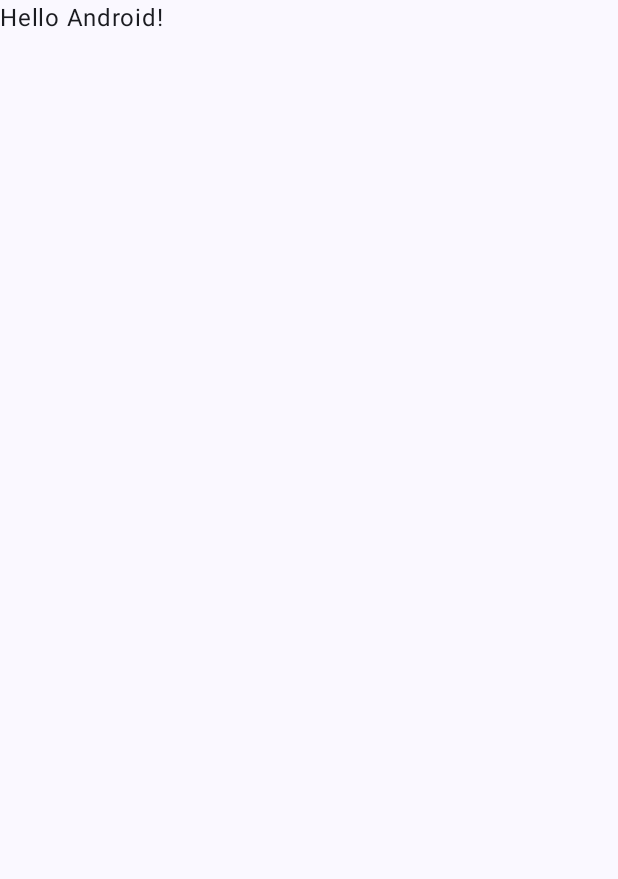
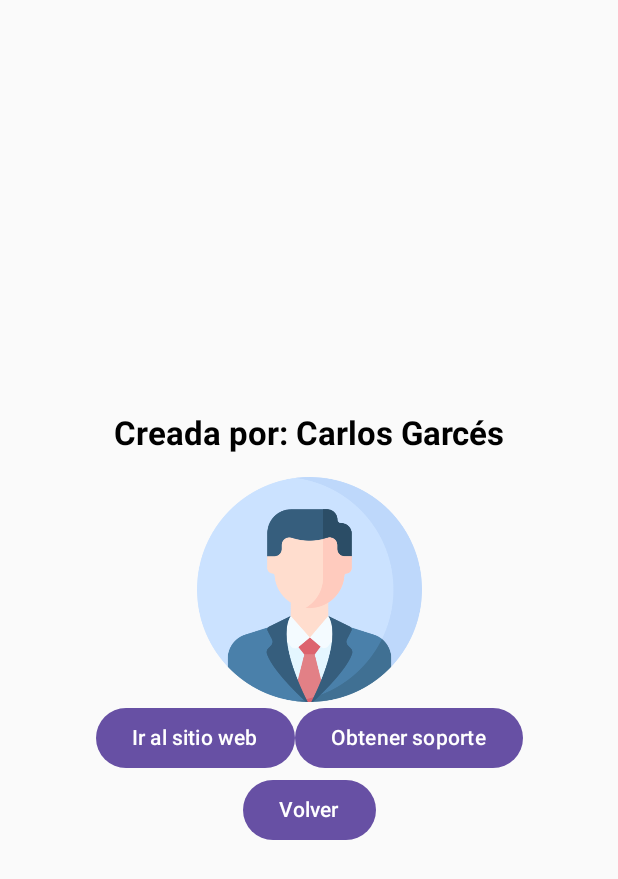
Before and after one commit to CGarces/PMDM_UD02, an Android app built with Jetpack Compose: the screen it shows after launch (MainActivity), on a phone screen of 412 x 824 dp. Before the commit the part shown is almost empty. Shown: the top 879 px of the screen. Run offline under Robolectric (Android 15) with nearby library versions, the phone set to English and light mode, and no system bars.

Commit message:
Ejercicio 6. Añadiendo contenido a la pantalla

```diff
--- a/app/src/main/java/com/campusdigitalfp/filmoteca/MainActivity.kt
+++ b/app/src/main/java/com/campusdigitalfp/filmoteca/MainActivity.kt
@@ -1,47 +1,92 @@
 package com.campusdigitalfp.filmoteca
 
+import android.content.Context
 import android.os.Bundle
+import android.widget.Toast
 import androidx.activity.ComponentActivity
 import androidx.activity.compose.setContent
 import androidx.activity.enableEdgeToEdge
+import androidx.compose.foundation.Image
+import androidx.compose.foundation.layout.Arrangement
+import androidx.compose.foundation.layout.Box
+import androidx.compose.foundation.layout.Column
+import androidx.compose.foundation.layout.Row
 import androidx.compose.foundation.layout.fillMaxSize
+import androidx.compose.foundation.layout.fillMaxWidth
 import androidx.compose.foundation.layout.padding
-import androidx.compose.material3.Scaffold
+import androidx.compose.foundation.layout.size
+import androidx.compose.material3.Button
+import androidx.compose.material3.MaterialTheme
 import androidx.compose.material3.Text
 import androidx.compose.runtime.Composable
+import androidx.compose.ui.Alignment
 import androidx.compose.ui.Modifier
-import androidx.compose.ui.tooling.preview.Preview
-import com.campusdigitalfp.filmoteca.ui.theme.FilmotecaTheme
+import androidx.compose.ui.res.painterResource
+import androidx.compose.ui.platform.LocalContext
+import androidx.compose.ui.text.font.FontWeight
+import androidx.compose.ui.text.style.TextAlign
+import androidx.compose.ui.unit.dp
 
 class MainActivity : ComponentActivity() {
     override fun onCreate(savedInstanceState: Bundle?) {
         super.onCreate(savedInstanceState)
         enableEdgeToEdge()
         setContent {
-            FilmotecaTheme {
-                Scaffold(modifier = Modifier.fillMaxSize()) { innerPadding ->
-                    Greeting(
-                        name = "Android",
-                        modifier = Modifier.padding(innerPadding)
+                    AboutScreen(author = "Carlos Garcés")
+                }
+            }
+        }
+
+@Composable
+fun AboutScreen(author: String) {
+    val context = LocalContext.current
+    Box(
+        modifier = Modifier.fillMaxSize(),
+        contentAlignment = Alignment.Center
+    ){
+        Column(horizontalAlignment = Alignment.CenterHorizontally, verticalArrangement  = Arrangement.Center) {
+            Text(
+                text = "Creada por: $author",
+                fontSize = MaterialTheme.typography.titleLarge.fontSize, // Tamaño de la fuente.
+                fontWeight = FontWeight.Bold, // Estilo de la fuente en negrita.
+                textAlign = TextAlign.Center, // Alineación del texto en el centro.
+                modifier = Modifier
+                    .fillMaxWidth() // Ocupa todo el ancho disponible.
+                    .padding(16.dp) // Aplica un padding de 16 dp alrededor del texto.
+            )
+
+            Image(
+                painter = painterResource(id = R.drawable.perfil),
+                contentDescription = "Perfil desarrollador",
+                modifier = Modifier
+                    .size(150.dp)
+            )
+
+            Row(horizontalArrangement = Arrangement.SpaceEvenly) {
+                Button(onClick = {
+                    showToast(
+                        context,
+                        message = "Funcionalidad sin implementar"
                     )
+                }) {
+                    Text("Ir al sitio web")
                 }
+                Button(onClick = {
+                    showToast(
+                        context,
+                        message = "Funcionalidad sin implementar"
+                    )
+                }) {
+                    Text("Obtener soporte")
+                }
+            }
+            Button(onClick = { showToast(context, message = "Funcionalidad sin implementar") }) {
+                Text("Volver")
             }
         }
     }
 }
 
-@Composable
-fun Greeting(name: String, modifier: Modifier = Modifier) {
-    Text(
-        text = "Hello $name!",
-        modifier = modifier
-    )
+fun showToast(context: Context, message: String) {
+    Toast.makeText(context, message, Toast.LENGTH_SHORT).show()
 }
-
-@Preview(showBackground = true)
-@Composable
-fun GreetingPreview() {
-    FilmotecaTheme {
-        Greeting("Android")
-    }
-}
```
Also changed, not shown: app/src/main/res/drawable/perfil.png (added).
